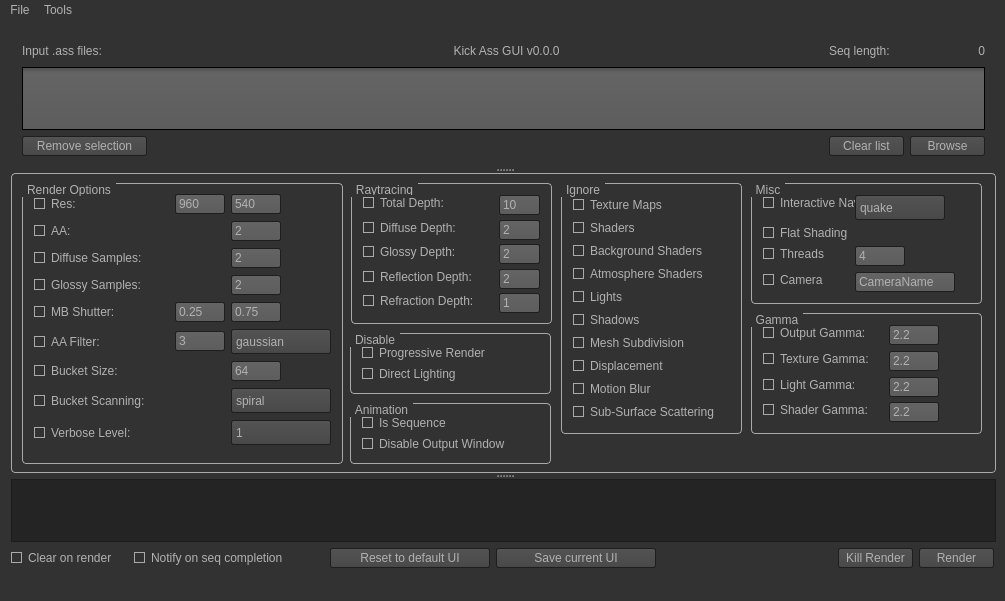
The window that src/mainwindow.ui (crewshin/KickAssGUI) describes before a commit, drawn with Qt 5.
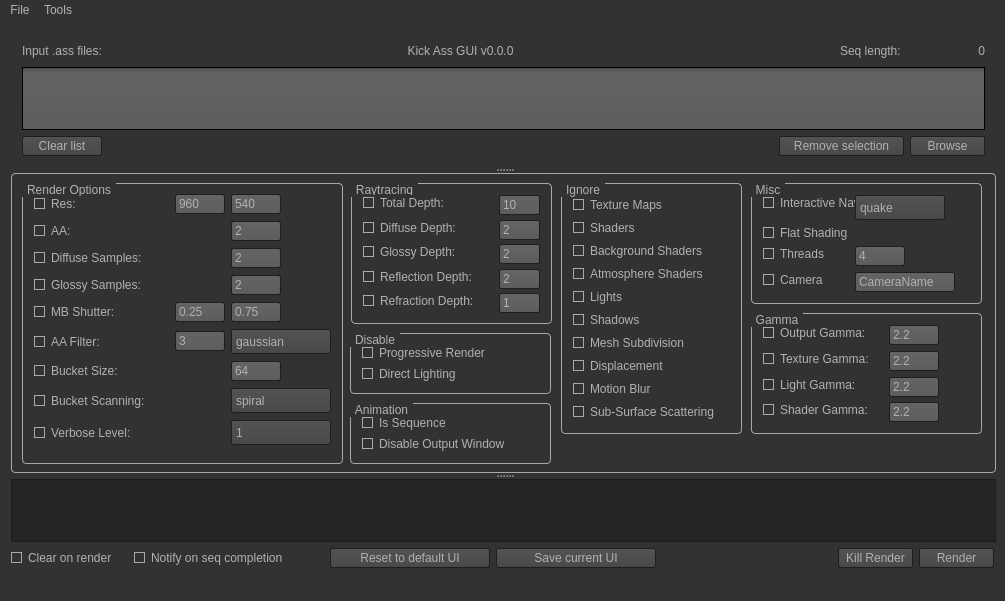
The same window after the commit. Icons and pictures are not drawn.

Commit message: Updated the ui a bit by switching the clear list and remove selection buttons

```diff
--- a/src/mainwindow.ui
+++ b/src/mainwindow.ui
@@ -633,37 +633,6 @@
           </property>
          </spacer>
         </item>
-        <item row="2" column="0">
-         <widget class="QPushButton" name="mainTabInputAssRemoveItemButton">
-          <property name="sizePolicy">
-           <sizepolicy hsizetype="Preferred" vsizetype="Fixed">
-            <horstretch>0</horstretch>
-            <verstretch>0</verstretch>
-           </sizepolicy>
-          </property>
-          <property name="minimumSize">
-           <size>
-            <width>125</width>
-            <height>20</height>
-           </size>
-          </property>
-          <property name="maximumSize">
-           <size>
-            <width>125</width>
-            <height>20</height>
-           </size>
-          </property>
-          <property name="statusTip">
-           <string>Removes the selected entry from the list.</string>
-          </property>
-          <property name="text">
-           <string>Remove selection</string>
-          </property>
-          <property name="flat">
-           <bool>true</bool>
-          </property>
-         </widget>
-        </item>
         <item row="0" column="0">
          <widget class="QLabel" name="mainTabInputAssLabel">
           <property name="text">
@@ -671,37 +640,6 @@
           </property>
          </widget>
         </item>
-        <item row="2" column="7">
-         <widget class="QPushButton" name="mainTabInputAssClearButton">
-          <property name="minimumSize">
-           <size>
-            <width>75</width>
-            <height>20</height>
-           </size>
-          </property>
-          <property name="maximumSize">
-           <size>
-            <width>100</width>
-            <height>20</height>
-           </size>
-          </property>
-          <property name="toolTip">
-           <string>Ctrl Command C</string>
-          </property>
-          <property name="statusTip">
-           <string>Clears the list of input .ass files.</string>
-          </property>
-          <property name="text">
-           <string>Clear list</string>
-          </property>
-          <property name="shortcut">
-           <string>Meta+Ctrl+C</string>
-          </property>
-          <property name="flat">
-           <bool>true</bool>
-          </property>
-         </widget>
-        </item>
         <item row="0" column="8">
          <widget class="QLabel" name="mainTabInputAssSequenceLengthLabel">
           <property name="layoutDirection">
@@ -803,8 +741,76 @@
         </item>
         <item row="0" column="7">
          <widget class="QLabel" name="label_2">
+          <property name="layoutDirection">
+           <enum>Qt::LeftToRight</enum>
+          </property>
           <property name="text">
            <string>Seq length: </string>
+          </property>
+          <property name="alignment">
+           <set>Qt::AlignRight|Qt::AlignTrailing|Qt::AlignVCenter</set>
+          </property>
+         </widget>
+        </item>
+        <item row="2" column="0">
+         <widget class="QPushButton" name="mainTabInputAssClearButton">
+          <property name="minimumSize">
+           <size>
+            <width>75</width>
+            <height>20</height>
+           </size>
+          </property>
+          <property name="maximumSize">
+           <size>
+            <width>100</width>
+            <height>20</height>
+           </size>
+          </property>
+          <property name="toolTip">
+           <string>Ctrl Command C</string>
+          </property>
+          <property name="statusTip">
+           <string>Clears the list of input .ass files.</string>
+          </property>
+          <property name="text">
+           <string>Clear list</string>
+          </property>
+          <property name="shortcut">
+           <string>Meta+Ctrl+C</string>
+          </property>
+          <property name="flat">
+           <bool>true</bool>
+          </property>
+         </widget>
+        </item>
+        <item row="2" column="7">
+         <widget class="QPushButton" name="mainTabInputAssRemoveItemButton">
+          <property name="sizePolicy">
+           <sizepolicy hsizetype="Preferred" vsizetype="Fixed">
+            <horstretch>0</horstretch>
+            <verstretch>0</verstretch>
+           </sizepolicy>
+          </property>
+          <property name="minimumSize">
+           <size>
+            <width>125</width>
+            <height>20</height>
+           </size>
+          </property>
+          <property name="maximumSize">
+           <size>
+            <width>125</width>
+            <height>20</height>
+           </size>
+          </property>
+          <property name="statusTip">
+           <string>Removes the selected entry from the list.</string>
+          </property>
+          <property name="text">
+           <string>Remove selection</string>
+          </property>
+          <property name="flat">
+           <bool>true</bool>
           </property>
          </widget>
         </item>
```
